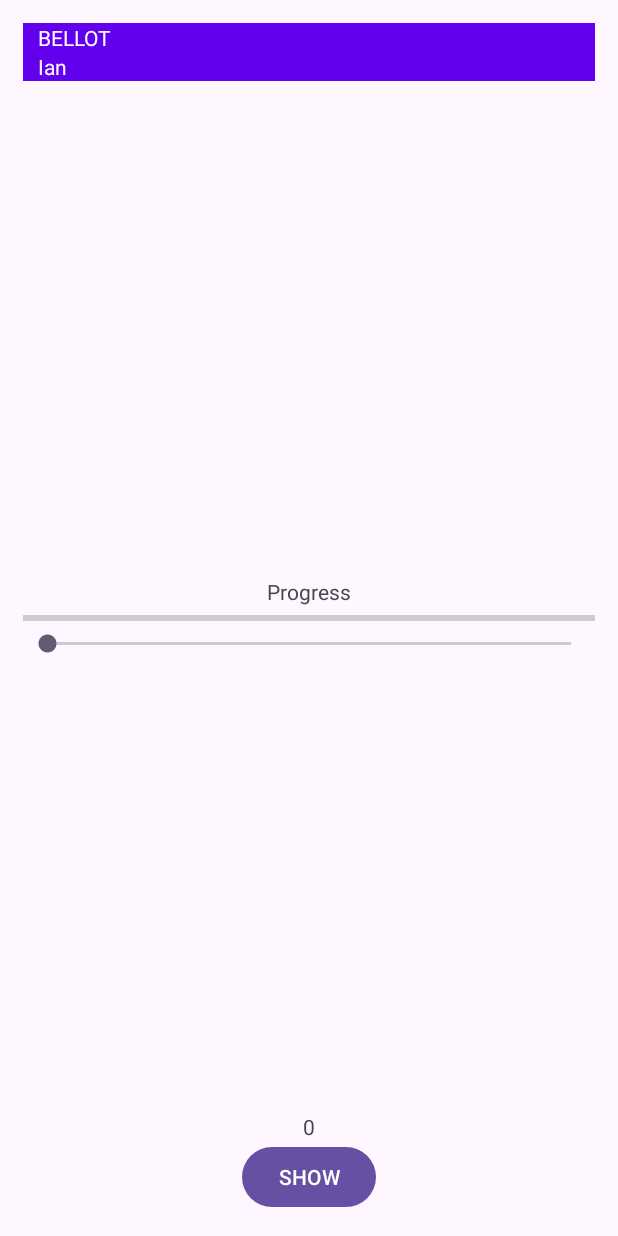
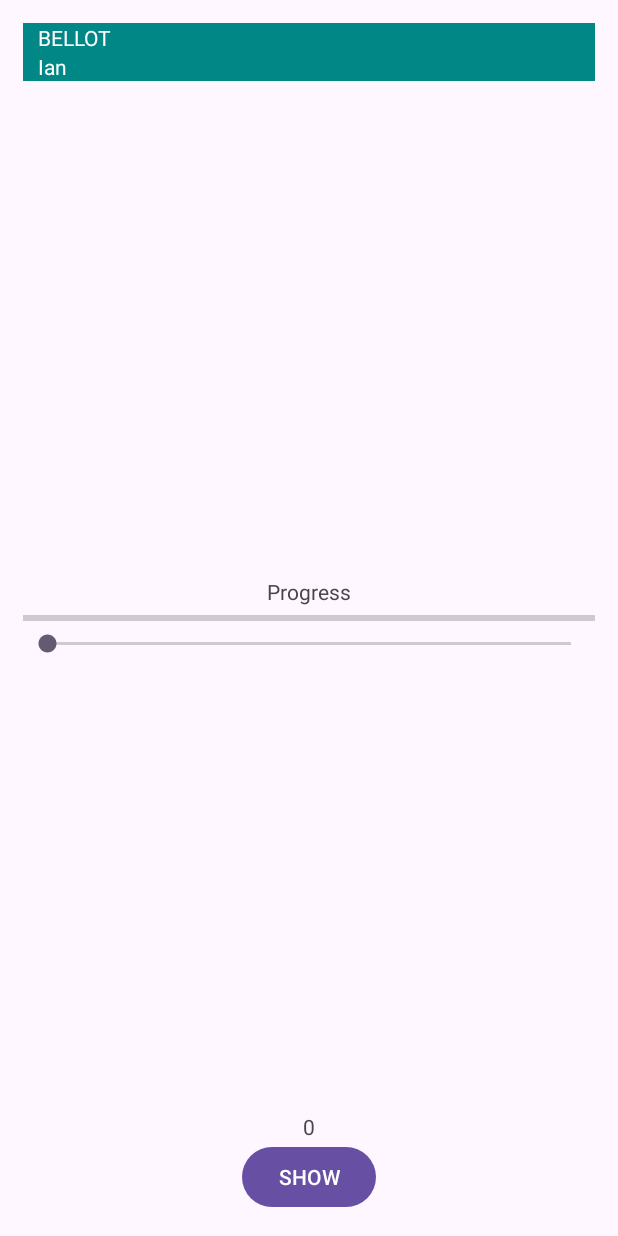
Before and after one commit to ShortLegsFox/TPAndroid, an Android app: the screen it shows after launch (MainActivity), on a phone screen of 412 x 824 dp. Run offline under Robolectric (Android 15) with nearby library versions, the phone set to English and light mode, and no system bars.

Commit message:
change color

```diff
--- a/app/src/main/res/layout/activity_main.xml
+++ b/app/src/main/res/layout/activity_main.xml
@@ -12,7 +12,7 @@
         android:layout_width="match_parent"
         android:layout_height="wrap_content"
         android:orientation="horizontal"
-        android:background="@color/design_default_color_primary">
+        android:background="@color/design_default_color_secondary_variant">
         <LinearLayout
             android:layout_width="wrap_content"
             android:layout_height="wrap_content"
```
